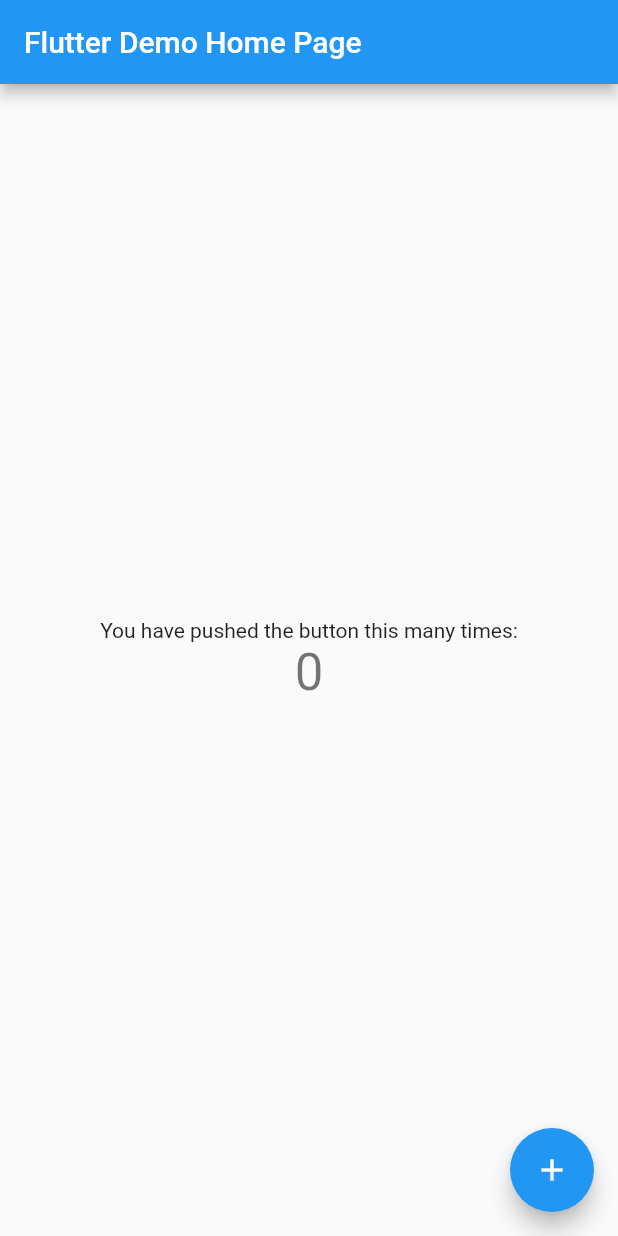
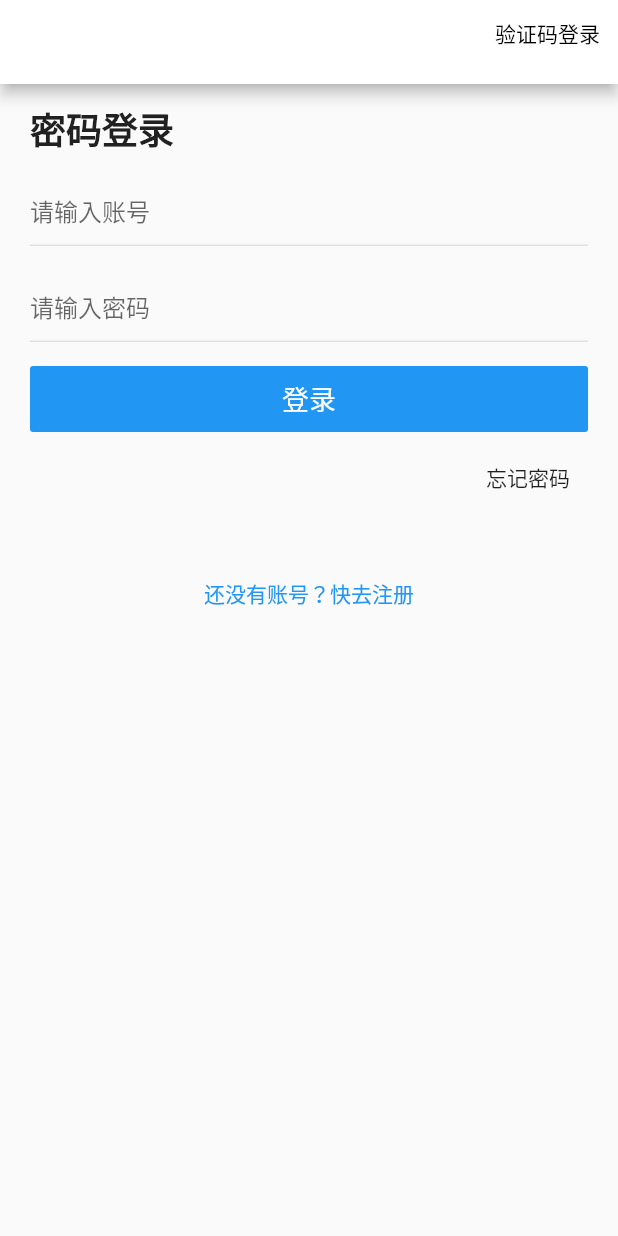
Before and after one commit to MessyHairWYS/study_deer_demo, a Flutter app: the screen it shows after launch, on a phone screen of 412 x 824 dp. Run offline on Flutter 3.47's test engine with Material 2 defaults, Android fonts, the phone set to English and light mode, and no system bars.

Commit message:
登录页面

```diff
--- /dev/null
+++ b/study_deer/lib/login/page/login_page.dart
@@ -0,0 +1,107 @@
+
+import 'package:flutter/material.dart';
+import 'package:study_deer/res/colours.dart';
+import 'package:study_deer/res/gaps.dart';
+import 'package:study_deer/res/styles.dart';
+
+class LoginPage extends StatelessWidget {
+  @override
+  Widget build(BuildContext context) {
+    return Scaffold(
+        appBar: AppBar(
+          backgroundColor: Colors.white,
+          actions: [
+            GestureDetector(
+              onTap: (){
+                print('GestureDetector');
+              },
+                child: Container(
+                    padding: EdgeInsets.all(12),
+                    child: Text('验证码登录',style: TextStyle(color: Colors.black,),)))
+          ],
+        ),
+        body: _buildBody()
+    );
+  }
+
+  _buildBody(){
+    return SingleChildScrollView(
+        child:Container(
+          padding: EdgeInsets.symmetric(horizontal: 20),
+          child: Column(
+            children: [
+              Container(
+                padding: EdgeInsets.symmetric(vertical: 12),
+                alignment: Alignment.centerLeft,
+                child: Text(
+                  '密码登录',
+                  style: TextStyles.textBold24,
+                ),
+              ),
+              TextField(
+                decoration: InputDecoration(
+                  hintText: '请输入账号',
+                  enabledBorder:UnderlineInputBorder(
+                    borderSide:  BorderSide(
+                        color: Colors.grey.shade300
+                    )
+                  )
+
+                ),
+              ),
+
+              Gaps.vGap16,
+
+              TextField(
+                decoration: InputDecoration(
+                    hintText: '请输入密码',
+                    enabledBorder: UnderlineInputBorder(
+                    borderSide: BorderSide(
+                      color: Colors.grey.shade300
+                    )
+                  )
+                ),
+              ),
+
+              Gaps.vGap16,
+
+              Container(
+                height: 44,
+                width: double.infinity,
+                child: FlatButton(
+                    onPressed:(){
+
+                    },
+                  color: Colors.blue,
+                  child: Text('登录',style: TextStyle(color: Colors.white,fontSize:18),),
+                ),
+              ),
+
+              Gaps.vGap8,
+
+              GestureDetector(
+                onTap: (){
+                  print('GestureDetector');
+                },
+                child: Container(
+                  alignment: Alignment.centerRight,
+                  padding: EdgeInsets.all(12),
+                    child: Text('忘记密码')),
+              ),
+
+              Gaps.vGap32,
+
+              GestureDetector(
+                onTap: (){
+                  print('GestureDetector');
+                },
+                child: Container(
+                    padding: EdgeInsets.all(12),
+                    child: Text('还没有账号？快去注册',style: TextStyle(color: Colors.blue),)),
+              ),
+            ],
+          ),
+        ),
+    );
+  }
+}
--- a/study_deer/lib/main.dart
+++ b/study_deer/lib/main.dart
@@ -1,117 +1,22 @@
 import 'package:flutter/material.dart';
+
+import 'login/page/login_page.dart';
 
 void main() {
   runApp(MyApp());
 }
 
 class MyApp extends StatelessWidget {
-  // This widget is the root of your application.
   @override
   Widget build(BuildContext context) {
     return MaterialApp(
-      title: 'Flutter Demo',
+      title: 'deer_study',
       theme: ThemeData(
-        // This is the theme of your application.
-        //
-        // Try running your application with "flutter run". You'll see the
-        // application has a blue toolbar. Then, without quitting the app, try
-        // changing the primarySwatch below to Colors.green and then invoke
-        // "hot reload" (press "r" in the console where you ran "flutter run",
-        // or simply save your changes to "hot reload" in a Flutter IDE).
-        // Notice that the counter didn't reset back to zero; the application
-        // is not restarted.
+
         primarySwatch: Colors.blue,
-        // This makes the visual density adapt to the platform that you run
-        // the app on. For desktop platforms, the controls will be smaller and
-        // closer together (more dense) than on mobile platforms.
         visualDensity: VisualDensity.adaptivePlatformDensity,
       ),
-      home: MyHomePage(title: 'Flutter Demo Home Page'),
+      home: LoginPage(),
     );
   }
 }
-
-class MyHomePage extends StatefulWidget {
-  MyHomePage({Key key, this.title}) : super(key: key);
-
-  // This widget is the home page of your application. It is stateful, meaning
-  // that it has a State object (defined below) that contains fields that affect
-  // how it looks.
-
-  // This class is the configuration for the state. It holds the values (in this
-  // case the title) provided by the parent (in this case the App widget) and
-  // used by the build method of the State. Fields in a Widget subclass are
-  // always marked "final".
-
-  final String title;
-
-  @override
-  _MyHomePageState createState() => _MyHomePageState();
-}
-
-class _MyHomePageState extends State<MyHomePage> {
-  int _counter = 0;
-
-  void _incrementCounter() {
-    setState(() {
-      // This call to setState tells the Flutter framework that something has
-      // changed in this State, which causes it to rerun the build method below
-      // so that the display can reflect the updated values. If we changed
-      // _counter without calling setState(), then the build method would not be
-      // called again, and so nothing would appear to happen.
-      _counter++;
-    });
-  }
-
-  @override
-  Widget build(BuildContext context) {
-    // This method is rerun every time setState is called, for instance as done
-    // by the _incrementCounter method above.
-    //
-    // The Flutter framework has been optimized to make rerunning build methods
-    // fast, so that you can just rebuild anything that needs updating rather
-    // than having to individually change instances of widgets.
-    return Scaffold(
-      appBar: AppBar(
-        // Here we take the value from the MyHomePage object that was created by
-        // the App.build method, and use it to set our appbar title.
-        title: Text(widget.title),
-      ),
-      body: Center(
-        // Center is a layout widget. It takes a single child and positions it
-        // in the middle of the parent.
-        child: Column(
-          // Column is also a layout widget. It takes a list of children and
-          // arranges them vertically. By default, it sizes itself to fit its
-          // children horizontally, and tries to be as tall as its parent.
-          //
-          // Invoke "debug painting" (press "p" in the console, choose the
-          // "Toggle Debug Paint" action from the Flutter Inspector in Android
-          // Studio, or the "Toggle Debug Paint" command in Visual Studio Code)
-          // to see the wireframe for each widget.
-          //
-          // Column has various properties to control how it sizes itself and
-          // how it positions its children. Here we use mainAxisAlignment to
-          // center the children vertically; the main axis here is the vertical
-          // axis because Columns are vertical (the cross axis would be
-          // horizontal).
-          mainAxisAlignment: MainAxisAlignment.center,
-          children: <Widget>[
-            Text(
-              'You have pushed the button this many times:',
-            ),
-            Text(
-              '$_counter',
-              style: Theme.of(context).textTheme.headline4,
-            ),
-          ],
-        ),
-      ),
-      floatingActionButton: FloatingActionButton(
-        onPressed: _incrementCounter,
-        tooltip: 'Increment',
-        child: Icon(Icons.add),
-      ), // This trailing comma makes auto-formatting nicer for build methods.
-    );
-  }
-}
--- /dev/null
+++ b/study_deer/lib/res/Dimens.dart
@@ -0,0 +1,19 @@
+class Dimens {
+  static const double font_sp10 = 10.0;
+  static const double font_sp12 = 12.0;
+  static const double font_sp14 = 14.0;
+  static const double font_sp15 = 15.0;
+  static const double font_sp16 = 16.0;
+  static const double font_sp18 = 18.0;
+
+  static const double gap_dp4 = 4;
+  static const double gap_dp5 = 5;
+  static const double gap_dp8 = 8;
+  static const double gap_dp10 = 10;
+  static const double gap_dp12 = 12;
+  static const double gap_dp15 = 15;
+  static const double gap_dp16 = 16;
+  static const double gap_dp24 = 24;
+  static const double gap_dp32 = 32;
+  static const double gap_dp50 = 50;
+}
--- /dev/null
+++ b/study_deer/lib/res/colours.dart
@@ -0,0 +1,42 @@
+import 'package:flutter/material.dart';
+
+class Colours {
+  static const Color app_main = Color(0xFF4688FA);
+  static const Color dark_app_main = Color(0xFF3F7AE0);
+
+  static const Color bg_color = Color(0xfff1f1f1);
+  static const Color dark_bg_color = Color(0xFF18191A);
+
+  static const Color material_bg = Color(0xFFFFFFFF);
+  static const Color dark_material_bg = Color(0xFF303233);
+
+  static const Color text = Color(0xFF333333);
+  static const Color dark_text = Color(0xFFB8B8B8);
+
+  static const Color text_gray = Color(0xFF999999);
+  static const Color dark_text_gray = Color(0xFF666666);
+
+  static const Color text_gray_c = Color(0xFFcccccc);
+  static const Color dark_button_text = Color(0xFFF2F2F2);
+
+  static const Color bg_gray = Color(0xFFF6F6F6);
+  static const Color dark_bg_gray = Color(0xFF1F1F1F);
+
+  static const Color line = Color(0xFFEEEEEE);
+  static const Color dark_line = Color(0xFF3A3C3D);
+
+  static const Color red = Color(0xFFFF4759);
+  static const Color dark_red = Color(0xFFE03E4E);
+
+  static const Color text_disabled = Color(0xFFD4E2FA);
+  static const Color dark_text_disabled = Color(0xFFCEDBF2);
+
+  static const Color button_disabled = Color(0xFF96BBFA);
+  static const Color dark_button_disabled = Color(0xFF83A5E0);
+
+  static const Color unselected_item_color = Color(0xffbfbfbf);
+  static const Color dark_unselected_item_color = Color(0xFF4D4D4D);
+
+  static const Color bg_gray_ = Color(0xFFFAFAFA);
+  static const Color dark_bg_gray_ = Color(0xFF242526);
+}
--- /dev/null
+++ b/study_deer/lib/res/gaps.dart
@@ -0,0 +1,47 @@
+import 'package:flutter/material.dart';
+import 'package:flutter/widgets.dart';
+
+import 'Dimens.dart';
+
+/// 间隔
+/// 官方做法：https://github.com/flutter/flutter/pull/54394
+class Gaps {
+
+  /// 水平间隔
+  static const Widget hGap4 = SizedBox(width: Dimens.gap_dp4);
+  static const Widget hGap5 = SizedBox(width: Dimens.gap_dp5);
+  static const Widget hGap8 = SizedBox(width: Dimens.gap_dp8);
+  static const Widget hGap10 = SizedBox(width: Dimens.gap_dp10);
+  static const Widget hGap12 = SizedBox(width: Dimens.gap_dp12);
+  static const Widget hGap15 = SizedBox(width: Dimens.gap_dp15);
+  static const Widget hGap16 = SizedBox(width: Dimens.gap_dp16);
+  static const Widget hGap32 = SizedBox(width: Dimens.gap_dp32);
+
+  /// 垂直间隔
+  static const Widget vGap4 = SizedBox(height: Dimens.gap_dp4);
+  static const Widget vGap5 = SizedBox(height: Dimens.gap_dp5);
+  static const Widget vGap8 = SizedBox(height: Dimens.gap_dp8);
+  static const Widget vGap10 = SizedBox(height: Dimens.gap_dp10);
+  static const Widget vGap12 = SizedBox(height: Dimens.gap_dp12);
+  static const Widget vGap15 = SizedBox(height: Dimens.gap_dp15);
+  static const Widget vGap16 = SizedBox(height: Dimens.gap_dp16);
+  static const Widget vGap24 = SizedBox(height: Dimens.gap_dp24);
+  static const Widget vGap32 = SizedBox(height: Dimens.gap_dp32);
+  static const Widget vGap50 = SizedBox(height: Dimens.gap_dp50);
+
+//  static Widget line = const SizedBox(
+//    height: 0.6,
+//    width: double.infinity,
+//    child: const DecoratedBox(decoration: BoxDecoration(color: Colours.line)),
+//  );
+
+  static const Widget line = Divider();
+
+  static const Widget vLine = SizedBox(
+    width: 0.6,
+    height: 24.0,
+    child: VerticalDivider(),
+  );
+
+  static const Widget empty = SizedBox.shrink();
+}
--- /dev/null
+++ b/study_deer/lib/res/styles.dart
@@ -0,0 +1,77 @@
+import 'package:flutter/material.dart';
+import 'package:flutter/widgets.dart';
+
+import 'colours.dart';
+import 'dimens.dart';
+
+class TextStyles {
+
+  static const TextStyle textSize12 = TextStyle(
+    fontSize: Dimens.font_sp12,
+  );
+  static const TextStyle textSize16 = TextStyle(
+    fontSize: Dimens.font_sp16,
+  );
+  static const TextStyle textBold14 = TextStyle(
+      fontSize: Dimens.font_sp14,
+      fontWeight: FontWeight.bold
+  );
+  static const TextStyle textBold16 = TextStyle(
+      fontSize: Dimens.font_sp16,
+      fontWeight: FontWeight.bold
+  );
+  static const TextStyle textBold18 = TextStyle(
+      fontSize: Dimens.font_sp18,
+      fontWeight: FontWeight.bold
+  );
+  static const TextStyle textBold24 = TextStyle(
+      fontSize: 24.0,
+      fontWeight: FontWeight.bold
+  );
+  static const TextStyle textBold26 = TextStyle(
+      fontSize: 26.0,
+      fontWeight: FontWeight.bold
+  );
+
+  static const TextStyle textGray14 = TextStyle(
+    fontSize: Dimens.font_sp14,
+    color: Colours.text_gray,
+  );
+  static const TextStyle textDarkGray14 = TextStyle(
+    fontSize: Dimens.font_sp14,
+    color: Colours.dark_text_gray,
+  );
+
+  static const TextStyle textWhite14 = TextStyle(
+    fontSize: Dimens.font_sp14,
+    color: Colors.white,
+  );
+
+  static const TextStyle text = TextStyle(
+      fontSize: Dimens.font_sp14,
+      color: Colours.text,
+      // https://github.com/flutter/flutter/issues/40248
+      textBaseline: TextBaseline.alphabetic
+  );
+  static const TextStyle textDark = TextStyle(
+      fontSize: Dimens.font_sp14,
+      color: Colours.dark_text,
+      textBaseline: TextBaseline.alphabetic
+  );
+
+  static const TextStyle textGray12 = TextStyle(
+      fontSize: Dimens.font_sp12,
+      color: Colours.text_gray,
+      fontWeight: FontWeight.normal
+  );
+  static const TextStyle textDarkGray12 = TextStyle(
+      fontSize: Dimens.font_sp12,
+      color: Colours.dark_text_gray,
+      fontWeight: FontWeight.normal
+  );
+
+  static const TextStyle textHint14 = TextStyle(
+      fontSize: Dimens.font_sp14,
+      color: Colours.dark_unselected_item_color
+  );
+}
```
